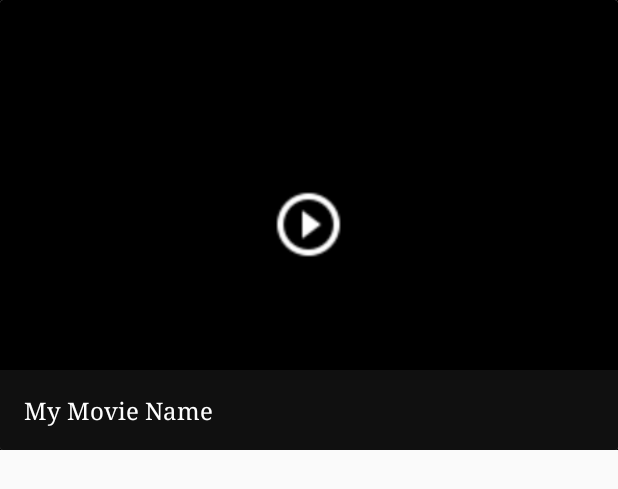
After one commit to simbelmine/UMovies, an Android app: the layout trailers_item.xml on its own in the app's theme, with its tools: preview values and no code run, on a phone screen of 412 x 824 dp. The commit adds this screen. Shown: the top 489 px of the screen. Run offline under Robolectric (Android 15) with nearby library versions, the phone set to English and light mode, and no system bars.

Commit message:
Create Trailers Avtivity and show them

```diff
--- a/app/src/main/AndroidManifest.xml
+++ b/app/src/main/AndroidManifest.xml
@@ -21,6 +21,7 @@
             </intent-filter>
         </activity>
         <activity android:name=".DetailsActivity"/>
+        <activity android:name=".TrailersActivity"/>
         <activity
             android:name=".SettingsActivity"
             android:label="@string/action_settings"
--- /dev/null
+++ b/app/src/main/res/layout/trailers_item.xml
@@ -0,0 +1,43 @@
+<?xml version="1.0" encoding="utf-8"?>
+<LinearLayout xmlns:android="http://schemas.android.com/apk/res/android"
+    xmlns:tools="http://schemas.android.com/tools"
+    android:id="@+id/fl_item_movie_container"
+    android:layout_width="match_parent"
+    android:layout_height="300dp"
+    android:orientation="vertical"
+    android:background="@color/video_thumbnail_bg">
+    <android.support.v7.widget.CardView
+        android:id="@+id/card_view_trailer_item"
+        android:layout_gravity="center"
+        android:layout_width="match_parent"
+        android:layout_height="wrap_content"
+        >
+        <RelativeLayout
+            android:orientation="vertical"
+            android:layout_width="match_parent"
+            android:layout_height="match_parent">
+            <ImageView
+                android:id="@+id/iv_trailer_thumbnail"
+                android:layout_width="match_parent"
+                android:layout_height="match_parent"
+                android:background="@color/video_thumbnail_bg"/>
+            <TextView
+                android:id="@+id/tv_trailer_name"
+                android:layout_width="match_parent"
+                android:layout_height="wrap_content"
+                android:layout_alignParentBottom="true"
+                android:gravity="center_vertical"
+                android:background="@color/transparent_item_overlay"
+                android:padding="@dimen/standard_padding"
+                android:textSize="@dimen/txt_regular_size"
+                android:textColor="@color/main_text_color"
+                tools:text="My Movie Name"/>
+            <ImageView
+                android:id="@+id/iv_play_icon"
+                android:layout_width="@dimen/play_size"
+                android:layout_height="@dimen/play_size"
+                android:src="@mipmap/play_circle_outline"
+                android:layout_centerInParent="true"/>
+        </RelativeLayout>
+    </android.support.v7.widget.CardView>
+</LinearLayout>
--- a/app/src/main/res/values/color.xml
+++ b/app/src/main/res/values/color.xml
@@ -19,4 +19,6 @@
     <color name="transparent_item_overlay">#80212121</color>
     <color name="transparent_bg_overlay">#B3000000</color>
 
+    <color name="video_thumbnail_bg">#000000</color>
+
 </resources>
```
Also changed, not shown: app/src/main/java/com/example/android/umovies/DetailsActivity.java (+15 -14 lines), app/src/main/java/com/example/android/umovies/TrailersActivity.java (added, +53 -0 lines), app/src/main/java/com/example/android/umovies/TrailersAdapter.java (added, +62 -0 lines), app/src/main/java/com/example/android/umovies/TrailersRVHolder.java (added, +23 -0 lines), app/src/main/res/layout/trailers.xml (added, +12 -0 lines).
